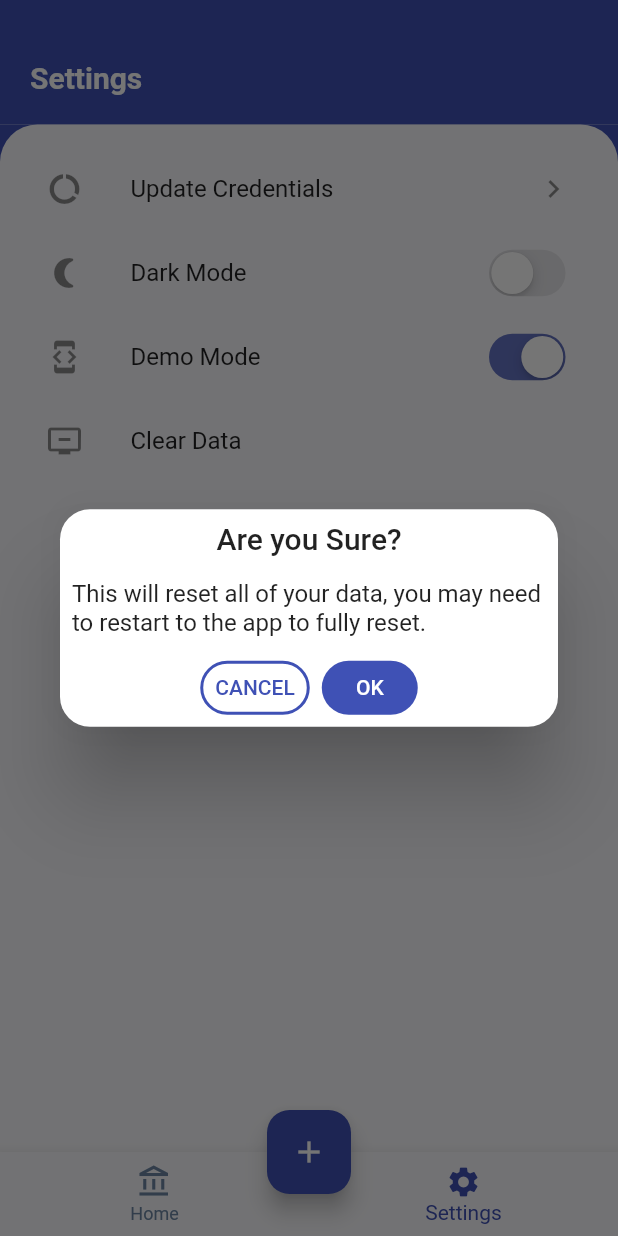
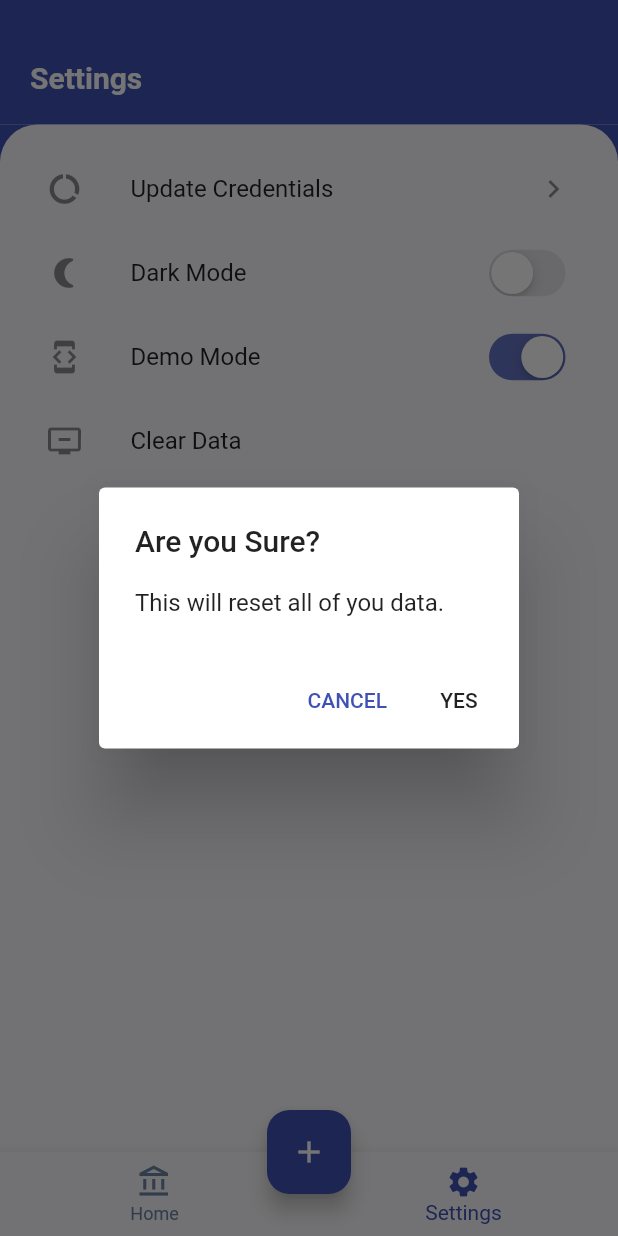
Before and after one commit to prateekmedia/subillmanager, a Flutter app: the screen it shows after launch, item 2 of the bottom bar chosen, after a tap on "Clear Data", on a phone screen of 412 x 824 dp. Run offline on Flutter 3.47's test engine with Material 2 defaults, Android fonts, the phone set to English and light mode, and no system bars; our stand-ins replace flutter_hooks, get, get_storage, hive, hive_flutter, local_auth and 2 more; missing offline and left inert: gsheets; accounts and stored records are empty.

```diff
--- a/lib/routes/settings.dart
+++ b/lib/routes/settings.dart
@@ -77,24 +77,32 @@ class SettingsScreen extends HookWidget {
         ListTile(
           leading: Icon(Icons.remove_from_queue),
           title: Text("Clear Data"),
-          onTap: () => Get.defaultDialog(
-              title: "Are you Sure?",
+          onTap: () => showDialog(
+            context: context,
+                      builder: (ctx)=>AlertDialog(
+                title: Text("Are you Sure?"),
                 content: Container(
                     child: Text(
-                      "This will reset all of your data, you may need to restart to the app to fully reset.")),
-              confirmTextColor: Colors.white,
-              cancelTextColor:
-                  context.isDarkMode ? Colors.grey[200]! : primaryColor,
-              textConfirm: "OK",
-              textCancel: "CANCEL",
-              onConfirm: () {
+                        "This will reset all of you data.")),
+                actions: [TextButton(
+                      style: TextButton.styleFrom(
+                          primary: context.isDarkMode ? Colors.grey[200]! : primaryColor),
+                      child: Text("CANCEL"),
+                      onPressed: Get.back,
+                    ),
+                    TextButton(
+                      style: TextButton.styleFrom(
+                          primary: context.textTheme.bodyText2!.color),
+                      child: Text("YES"),
+                      onPressed: () {
                   GetStorage().erase();
                   Get.changeThemeMode(ThemeMode.system);
                   resetData();
                   Hive.box('DEMO').clear();
                   Get.back();
                       },
-              onCancel: Get.back),
+                    ),],),
+          ),
         ),
       ],
     );
```
Also changed, not shown: lib/main.dart (+6 -1 lines), SUbillManager.AppDir/subillmanager.png (renamed from SUbillManager.AppDir/usr/share/pixmaps/subillmanager.png), 4 other files. Lines whose indentation alone changed are shown as unchanged.
